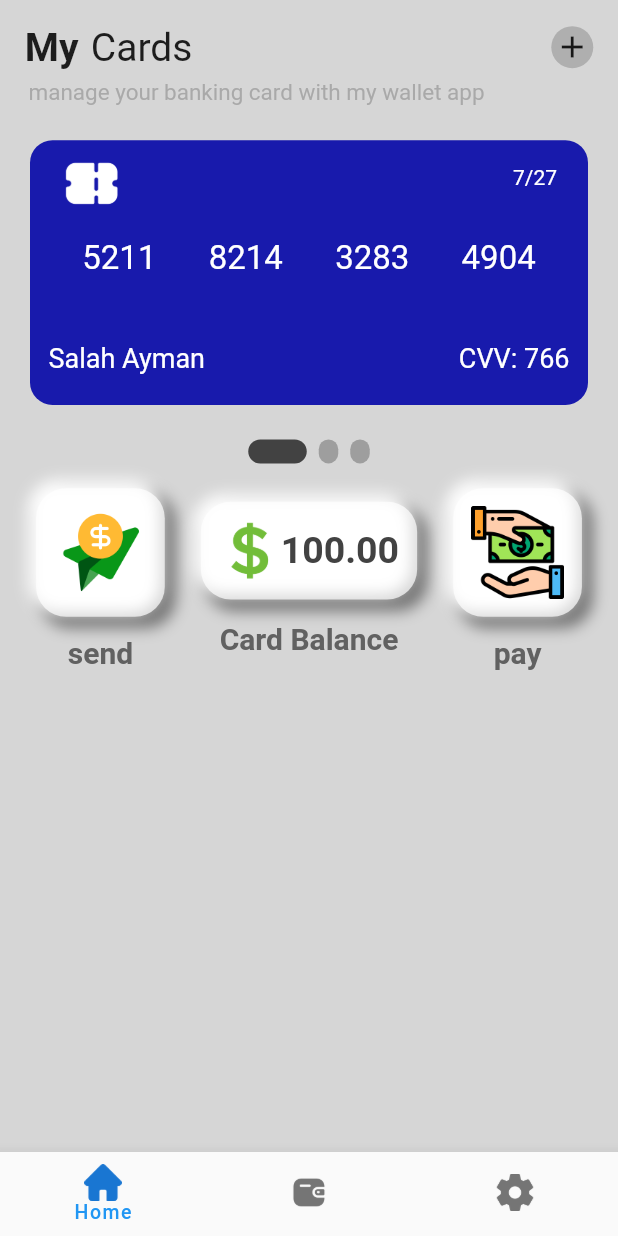
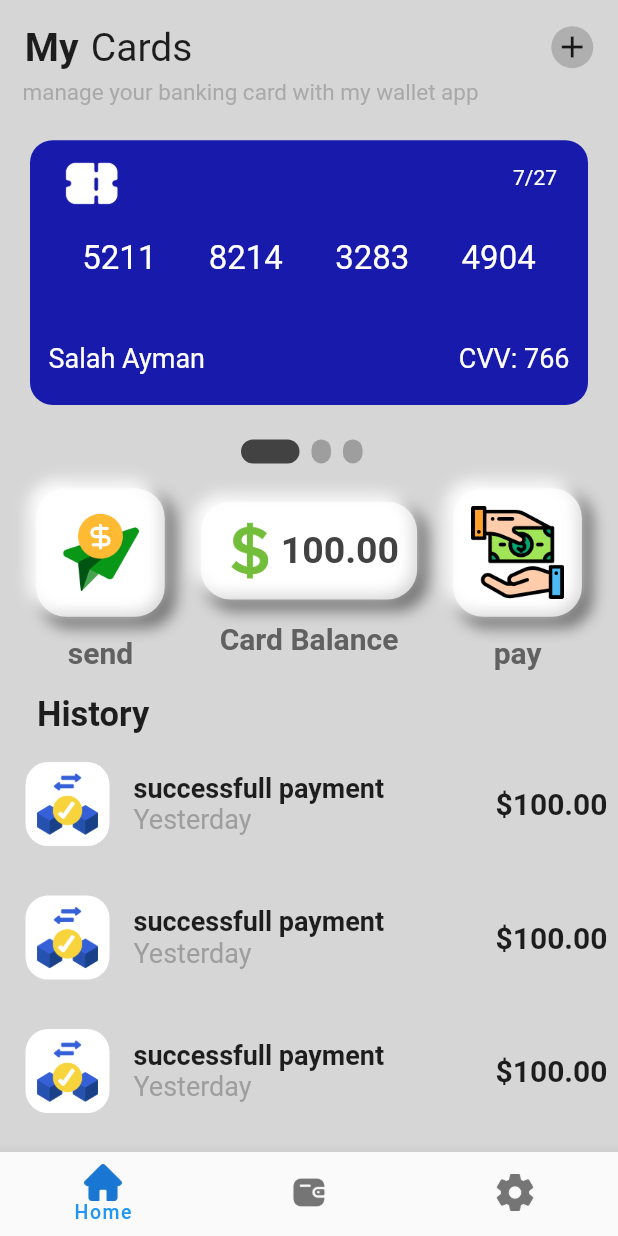
Before and after one commit to SSalahAyman/Wallet-app-UI, a Flutter app: the screen it shows after launch, on a phone screen of 412 x 824 dp. Run offline on Flutter 3.47's test engine with Material 2 defaults, Android fonts, the phone set to English and light mode, and no system bars; drawn by our look-alikes of smooth_page_indicator; our stand-ins replace animated_splash_screen, lottie.

Commit message:
finish history transactions section

```diff
--- /dev/null
+++ b/walletapp/lib/components/home_page_components/history_transactions.dart
@@ -0,0 +1,10 @@
+import 'package:flutter/material.dart';
+
+class Transaction extends StatelessWidget {
+  const Transaction({super.key});
+
+  @override
+  Widget build(BuildContext context) {
+    return Container();
+  }
+}
--- a/walletapp/lib/screens/home_page.dart
+++ b/walletapp/lib/screens/home_page.dart
@@ -58,6 +58,7 @@ class Homepage extends StatelessWidget {
           width: width,
           height: height,
           child: Column(
+            crossAxisAlignment: CrossAxisAlignment.start,
             children: [
               SizedBox(
                 height: height * 0.02,
@@ -68,7 +69,7 @@ class Homepage extends StatelessWidget {
               */
               const Appbar(),
               Padding(
-                padding: const EdgeInsets.only(right: 70, top: 6),
+                padding: const EdgeInsets.only(right: 70, top: 6, left: 15),
                 child: Text(
                   "manage your banking card with my wallet app",
                   style: TextStyle(
@@ -99,13 +100,16 @@ class Homepage extends StatelessWidget {
               /*
               smooth page indicator
               */
-              SmoothPageIndicator(
+              Padding(
+                padding: EdgeInsets.only(left: width * 0.39),
+                child: SmoothPageIndicator(
                   axisDirection: Axis.horizontal,
                   controller: pageviewcontroller,
                   count: cards.length,
                   effect: ExpandingDotsEffect(
                     dotWidth: 13,
                     activeDotColor: Colors.grey.shade800,
+                  ),
                 ),
               ),
               SizedBox(
@@ -125,13 +129,70 @@ class Homepage extends StatelessWidget {
 
                   // balance for card
                   Cardbalance(),
+
                   //pay button
-
                   Servicebutton(
                     imageservice: "assets/icons/pay.png",
                     textservice: "pay",
                   ),
                 ],
+              ),
+              Padding(
+                padding:
+                    EdgeInsets.only(top: height * 0.02, left: width * 0.06),
+                child: const Text(
+                  "History",
+                  style: TextStyle(fontSize: 23, fontWeight: FontWeight.bold),
+                ),
+              ),
+
+              /*
+              History transactions sections
+              */
+              Container(
+                width: width,
+                height: height * 0.3138,
+                child: ListView.builder(
+                  itemBuilder: (BuildContext context, int) {
+                    return Padding(
+                      padding: const EdgeInsets.only(top: 5),
+                      child: (ListTile(
+                        contentPadding: const EdgeInsets.only(
+                            top: 5, right: 7, left: 7, bottom: 7),
+                        leading: Container(
+                          margin: const EdgeInsets.only(left: 10),
+                          padding: const EdgeInsets.all(7),
+                          decoration: BoxDecoration(
+                              color: Colors.white,
+                              borderRadius: BorderRadius.circular(15)),
+                          child: Image.asset(
+                            "assets/icons/transaction-history.png",
+                            height: height * 0.5,
+                          ),
+                        ),
+                        title: Text(
+                          "successfull payment ",
+                          style: TextStyle(
+                              fontSize: 18, fontWeight: FontWeight.bold),
+                        ),
+                        subtitle: Text(
+                          "Yesterday ",
+                          style: TextStyle(
+                              fontSize: 18,
+                              fontWeight: FontWeight.normal,
+                              color: Colors.grey),
+                        ),
+                        trailing: Text(
+                          "\$100.00",
+                          style: TextStyle(
+                            fontSize: 20,
+                            fontWeight: FontWeight.bold,
+                          ),
+                        ),
+                      )),
+                    );
+                  },
+                ),
               )
             ],
           ),
```
Also changed, not shown: walletapp/assets/icons/money-back.png (added), walletapp/assets/icons/money.png, walletapp/assets/icons/transaction-history.png (added). Lines whose indentation alone changed are shown as unchanged.
